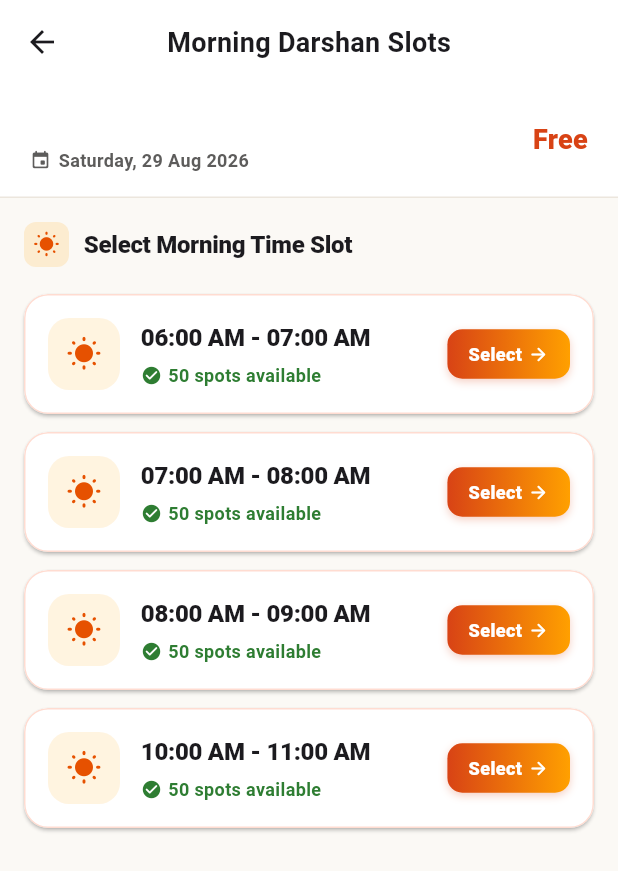
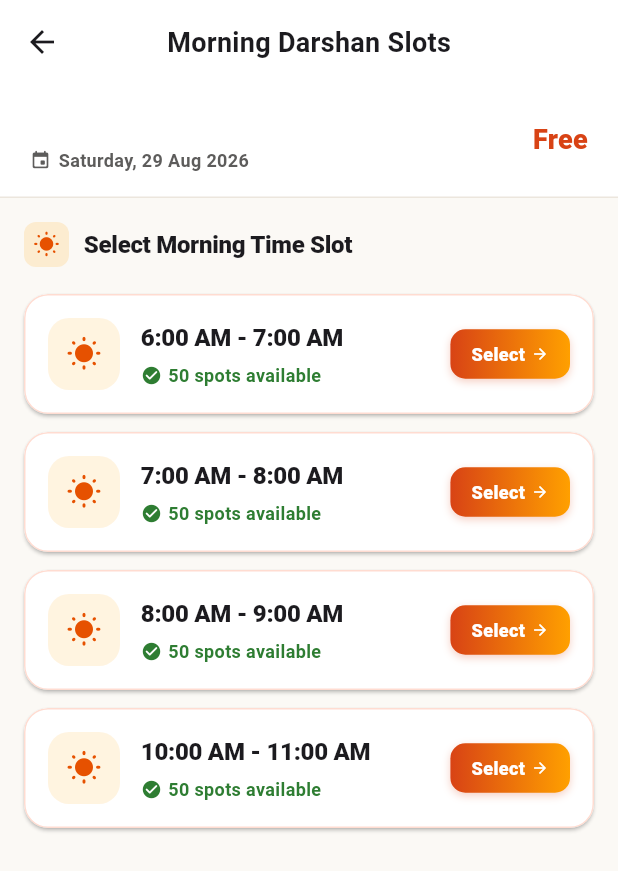
Before and after one commit to sadhvik02/Temple-darshan, a Flutter app: the SlotsScreen screen opened directly with empty values, after a tap on "Morning Darshan Slots", on a phone screen of 412 x 824 dp. Shown: the top 871 px of the screen. Run offline on Flutter 3.47's test engine with Material 3 defaults, Android fonts, the phone set to English and light mode, and no system bars; our stand-ins replace cloud_firestore, firebase_auth, firebase_core; accounts and stored records are empty.

Commit message:
feat: add slot management dashboard and implement mobile application screens and database service for booking management

```diff
--- a/mobile_app/lib/screens/main/slots_screen.dart
+++ b/mobile_app/lib/screens/main/slots_screen.dart
@@ -26,6 +26,13 @@ class _SlotsScreenState extends State<SlotsScreen> {
     _displayedMonth = DateTime(now.year, now.month, 1);
   }
 
+  static String _formatDateKey(DateTime dt) {
+    final y = dt.year.toString().padLeft(4, '0');
+    final m = dt.month.toString().padLeft(2, '0');
+    final d = dt.day.toString().padLeft(2, '0');
+    return '$y-$m-$d';
+  }
+
   static String _formatMonthYear(DateTime dt) {
     const months = [
       'January', 'February', 'March', 'April', 'May', 'June',
@@ -40,8 +47,29 @@ class _SlotsScreenState extends State<SlotsScreen> {
     return '${days[dt.weekday - 1]}, ${dt.day} ${months[dt.month - 1]} ${dt.year}';
   }
 
+  static bool isMorningSlot(String startTime) {
+    final lower = startTime.toLowerCase().trim();
+    if (lower.contains('am')) return true;
+    if (lower.contains('pm')) {
+      final match = RegExp(r'^(\d{1,2})').firstMatch(lower);
+      if (match != null) {
+        final h = int.tryParse(match.group(1)!) ?? 12;
+        return h == 12;
+      }
+      return false;
+    }
+    final match = RegExp(r'^(\d{1,2})').firstMatch(startTime);
+    if (match != null) {
+      final h = int.tryParse(match.group(1)!) ?? 9;
+      return h < 14;
+    }
+    return true;
+  }
+
   @override
   Widget build(BuildContext context) {
+    final selectedDateKey = _formatDateKey(_selectedDate);
+
     return Scaffold(
       appBar: AppBar(
         title: Text(widget.service.name),
@@ -49,6 +77,11 @@ class _SlotsScreenState extends State<SlotsScreen> {
       body: StreamBuilder<List<SlotModel>>(
         stream: DatabaseService().getActiveSlotsForService(widget.service.id),
         builder: (context, snapshot) {
+          if (snapshot.connectionState == ConnectionState.waiting) {
+            return const Center(
+              child: CircularProgressIndicator(color: AppColors.primary),
+            );
+          }
           if (snapshot.hasError) {
             return ErrorStateWidget(
               message: 'Unable to load slots from temple server.',
@@ -56,7 +89,15 @@ class _SlotsScreenState extends State<SlotsScreen> {
             );
           }
 
-          final dbSlots = snapshot.data ?? [];
+          final allSlots = snapshot.data ?? [];
+          final activeDates = allSlots.map((s) => s.date).toSet();
+
+          final dateSlots = allSlots.where((s) => s.date == selectedDateKey).toList();
+          final morningDbSlots = dateSlots.where((s) => isMorningSlot(s.startTime)).toList();
+          final eveningDbSlots = dateSlots.where((s) => !isMorningSlot(s.startTime)).toList();
+
+          final morningCount = morningDbSlots.isNotEmpty ? morningDbSlots.length : 4;
+          final eveningCount = eveningDbSlots.isNotEmpty ? eveningDbSlots.length : 2;
 
           return ListView(
             padding: const EdgeInsets.only(bottom: 30),
@@ -124,7 +165,7 @@ class _SlotsScreenState extends State<SlotsScreen> {
                       ),
                     ),
                     const SizedBox(height: 10),
-                    _buildInlineCalendarCard(),
+                    _buildInlineCalendarCard(activeDates),
                   ],
                 ),
               ),
@@ -182,7 +223,7 @@ class _SlotsScreenState extends State<SlotsScreen> {
                     // Morning Session Card
                     _buildSessionCard(
                       title: 'Morning Darshan Slots',
-                      timeRangeDesc: '06:00 AM – 11:00 AM • 4 Timings',
+                      timeRangeDesc: '06:00 AM – 11:00 AM • $morningCount Timings',
                       icon: Icons.wb_sunny_rounded,
                       iconColor: const Color(0xFFE65100),
                       bgGradient: const [Color(0xFFFFF3E0), Color(0xFFFFE0B2)],
@@ -195,7 +236,6 @@ class _SlotsScreenState extends State<SlotsScreen> {
                               service: widget.service,
                               selectedDate: _selectedDate,
                               isMorning: true,
-                              dbSlots: dbSlots,
                             ),
                           ),
                         );
@@ -207,7 +247,7 @@ class _SlotsScreenState extends State<SlotsScreen> {
                     // Evening Session Card
                     _buildSessionCard(
                       title: 'Evening Darshan Slots',
-                      timeRangeDesc: '07:00 PM – 09:00 PM • 2 Timings',
+                      timeRangeDesc: '07:00 PM – 09:00 PM • $eveningCount Timings',
                       icon: Icons.nights_stay_rounded,
                       iconColor: AppColors.primary,
                       bgGradient: [
@@ -223,7 +263,6 @@ class _SlotsScreenState extends State<SlotsScreen> {
                               service: widget.service,
                               selectedDate: _selectedDate,
                               isMorning: false,
-                              dbSlots: dbSlots,
                             ),
                           ),
                         );
@@ -239,7 +278,6 @@ class _SlotsScreenState extends State<SlotsScreen> {
     );
   }
 
-  // --- Session Card Widget ---
   Widget _buildSessionCard({
     required String title,
     required String timeRangeDesc,
@@ -352,8 +390,7 @@ class _SlotsScreenState extends State<SlotsScreen> {
     );
   }
 
-  // --- Embedded Monthly Calendar Widget ---
-  Widget _buildInlineCalendarCard() {
+  Widget _buildInlineCalendarCard(Set<String> activeDates) {
     final now = DateTime.now();
     final today = DateTime(now.year, now.month, now.day);
     final daysInMonth = DateUtils.getDaysInMonth(_displayedMonth.year, _displayedMonth.month);
@@ -375,7 +412,6 @@ class _SlotsScreenState extends State<SlotsScreen> {
       padding: const EdgeInsets.all(14.0),
       child: Column(
         children: [
-          // Month Header with Navigation Controls
           Row(
             mainAxisAlignment: MainAxisAlignment.spaceBetween,
             children: [
@@ -408,7 +444,6 @@ class _SlotsScreenState extends State<SlotsScreen> {
 
           const SizedBox(height: 6),
 
-          // Weekday Labels
           Row(
             mainAxisAlignment: MainAxisAlignment.spaceAround,
             children: const [
@@ -424,7 +459,6 @@ class _SlotsScreenState extends State<SlotsScreen> {
 
           const Divider(height: 16),
 
-          // Days Grid
           GridView.builder(
             shrinkWrap: true,
             physics: const NeverScrollableScrollPhysics(),
@@ -442,6 +476,9 @@ class _SlotsScreenState extends State<SlotsScreen> {
 
               final dayNum = index - (firstDayOfWeek - 2);
               final currentDayDate = DateTime(_displayedMonth.year, _displayedMonth.month, dayNum);
+              final dateKey = _formatDateKey(currentDayDate);
+              final hasActiveSlots = activeDates.contains(dateKey);
+
               final isPast = currentDayDate.isBefore(today);
               final isSelected = currentDayDate.year == _selectedDate.year &&
                   currentDayDate.month == _selectedDate.month &&
@@ -464,7 +501,10 @@ class _SlotsScreenState extends State<SlotsScreen> {
                     borderRadius: BorderRadius.circular(10),
                   ),
                   alignment: Alignment.center,
-                  child: Text(
+                  child: Column(
+                    mainAxisAlignment: MainAxisAlignment.center,
+                    children: [
+                      Text(
                         '$dayNum',
                         style: TextStyle(
                           fontSize: 13,
@@ -473,6 +513,19 @@ class _SlotsScreenState extends State<SlotsScreen> {
                               ? Colors.white
                               : (isPast ? AppColors.textTertiary.withValues(alpha: 0.5) : AppColors.textPrimary),
                         ),
+                      ),
+                      if (hasActiveSlots && !isSelected) ...[
+                        const SizedBox(height: 2),
+                        Container(
+                          width: 4,
+                          height: 4,
+                          decoration: const BoxDecoration(
+                            color: Color(0xFF2E7D32),
+                            shape: BoxShape.circle,
+                          ),
+                        ),
+                      ],
+                    ],
                   ),
                 ),
               );
@@ -506,32 +559,30 @@ class _WeekdayLabel extends StatelessWidget {
 }
 
 // =========================================================================
-// SCREEN 2: Specific Darshan Timing Selection Screen
+// SCREEN 2: Specific Darshan Timing Selection Screen (Live Streamed)
 // =========================================================================
 class SlotTimingScreen extends StatelessWidget {
   final ServiceModel service;
   final DateTime selectedDate;
   final bool isMorning;
-  final List<SlotModel> dbSlots;
 
   const SlotTimingScreen({
     super.key,
     required this.service,
     required this.selectedDate,
     required this.isMorning,
-    required this.dbSlots,
   });
 
-  static const List<String> _morningTimings = [
-    '06:00 AM - 07:00 AM',
-    '07:00 AM - 08:00 AM',
-    '08:00 AM - 09:00 AM',
-    '10:00 AM - 11:00 AM',
+  static const List<Map<String, String>> _defaultMorningTimings = [
+    {'start': '06:00', 'end': '07:00'},
+    {'start': '07:00', 'end': '08:00'},
+    {'start': '08:00', 'end': '09:00'},
+    {'start': '10:00', 'end': '11:00'},
   ];
 
-  static const List<String> _eveningTimings = [
-    '07:00 PM - 08:00 PM',
-    '08:00 PM - 09:00 PM',
+  static const List<Map<String, String>> _defaultEveningTimings = [
+    {'start': '19:00', 'end': '20:00'},
+    {'start': '20:00', 'end': '21:00'},
   ];
 
   static String _formatDateKey(DateTime dt) {
@@ -547,27 +598,72 @@ class SlotTimingScreen extends StatelessWidget {
     return '${days[dt.weekday - 1]}, ${dt.day} ${months[dt.month - 1]} ${dt.year}';
   }
 
-  SlotModel _resolveSlot({required String timeRange, required String dateKey}) {
-    for (final s in dbSlots) {
-      if (s.date == dateKey && (s.timeRange == timeRange || s.timeRange.replaceAll(' ', '') == timeRange.replaceAll(' ', ''))) {
-        return s;
+  static String _formatTimeForDisplay(String time) {
+    final trimmed = time.trim();
+    if (trimmed.toLowerCase().contains('am') || trimmed.toLowerCase().contains('pm')) {
+      return trimmed;
     }
+    try {
+      final parts = trimmed.split(':');
+      if (parts.isNotEmpty) {
+        int h = int.parse(parts[0]);
+        int m = parts.length > 1 ? int.parse(parts[1]) : 0;
+        final period = h >= 12 ? 'PM' : 'AM';
+        final displayH = h % 12 == 0 ? 12 : h % 12;
+        final displayM = m.toString().padLeft(2, '0');
+        return '$displayH:$displayM $period';
+      }
+    } catch (_) {}
+    return trimmed;
   }
 
-    for (final s in dbSlots) {
-      if (s.date == dateKey) {
-        final dbStart = s.timeRange.split('-').first.trim().toLowerCase();
-        final reqStart = timeRange.split('-').first.trim().toLowerCase();
-        if (dbStart == reqStart || reqStart.contains(dbStart) || dbStart.contains(reqStart)) {
-          return s;
-        }
-      }
+  static String _formatSlotRange(SlotModel slot) {
+    final start = _formatTimeForDisplay(slot.startTime);
+    final end = _formatTimeForDisplay(slot.endTime);
+    return '$start - $end';
   }
 
-    final parts = timeRange.split('-');
-    final start = parts.first.trim();
-    final end = parts.length > 1 ? parts.last.trim() : '';
-    final safeId = 'auto_${service.id}_${dateKey}_${timeRange.replaceAll(RegExp(r'[^a-zA-Z0-9]'), '')}';
+  @override
+  Widget build(BuildContext context) {
+    final dateKey = _formatDateKey(selectedDate);
+
+    return Scaffold(
+      appBar: AppBar(
+        title: Text(isMorning ? 'Morning Darshan Slots' : 'Evening Darshan Slots'),
+      ),
+      body: StreamBuilder<List<SlotModel>>(
+        stream: DatabaseService().getActiveSlotsForService(service.id),
+        builder: (context, snapshot) {
+          if (snapshot.connectionState == ConnectionState.waiting) {
+            return const Center(
+              child: CircularProgressIndicator(color: AppColors.primary),
+            );
+          }
+          if (snapshot.hasError) {
+            return ErrorStateWidget(
+              message: 'Unable to load slots for this service.',
+              onRetry: () {},
+            );
+          }
+
+          final allSlots = snapshot.data ?? [];
+          final dateSlots = allSlots.where((s) => s.date == dateKey).toList();
+          final effectiveSessionSlots = isMorning
+              ? dateSlots.where((s) => _SlotsScreenState.isMorningSlot(s.startTime)).toList()
+              : dateSlots.where((s) => !_SlotsScreenState.isMorningSlot(s.startTime)).toList();
+
+          List<SlotModel> displaySlots;
+
+          if (effectiveSessionSlots.isNotEmpty) {
+            // Live Admin-configured slots for this date
+            displaySlots = effectiveSessionSlots;
+          } else {
+            // Defaults
+            final defaults = isMorning ? _defaultMorningTimings : _defaultEveningTimings;
+            displaySlots = defaults.map((d) {
+              final start = d['start']!;
+              final end = d['end']!;
+              final safeId = 'auto_${service.id}_${dateKey}_${start.replaceAll(':', '')}${end.replaceAll(':', '')}';
               return SlotModel(
                 id: safeId,
                 serviceId: service.id,
@@ -578,18 +674,10 @@ class SlotTimingScreen extends StatelessWidget {
                 bookedCount: 0,
                 isActive: true,
               );
+            }).toList();
           }
 
-  @override
-  Widget build(BuildContext context) {
-    final dateKey = _formatDateKey(selectedDate);
-    final timings = isMorning ? _morningTimings : _eveningTimings;
-
-    return Scaffold(
-      appBar: AppBar(
-        title: Text(isMorning ? 'Morning Darshan Slots' : 'Evening Darshan Slots'),
-      ),
-      body: ListView(
+          return ListView(
             padding: const EdgeInsets.only(bottom: 36),
             children: [
               // Header Date Summary Banner
@@ -669,10 +757,10 @@ class SlotTimingScreen extends StatelessWidget {
 
               const SizedBox(height: 12),
 
-          // Slot Cards
-          ...timings.map((timeRange) {
-            final slot = _resolveSlot(timeRange: timeRange, dateKey: dateKey);
+              // Live Slot Cards
+              ...displaySlots.map((slot) {
                 final isFull = slot.isFull;
+                final formattedRange = _formatSlotRange(slot);
 
                 return Padding(
                   padding: const EdgeInsets.symmetric(horizontal: 16.0, vertical: 6.0),
@@ -728,7 +816,7 @@ class SlotTimingScreen extends StatelessWidget {
                                 crossAxisAlignment: CrossAxisAlignment.start,
                                 children: [
                                   Text(
-                                slot.timeRange,
+                                    formattedRange,
                                     style: TextStyle(
                                       fontSize: 16,
                                       fontWeight: FontWeight.w800,
@@ -788,7 +876,7 @@ class SlotTimingScreen extends StatelessWidget {
                                       ),
                                     ),
                                     SizedBox(width: 4),
-                                Icon(Icons.arrow_forward_rounded, size: 14, color: Colors.white),
+                                    Icon(Icons.arrow_forward_rounded, size: 12, color: Colors.white),
                                   ],
                                 ),
                               ),
@@ -800,6 +888,8 @@ class SlotTimingScreen extends StatelessWidget {
                 );
               }),
             ],
+          );
+        },
       ),
     );
   }
--- a/mobile_app/lib/screens/main/temple_info_screen.dart
+++ b/mobile_app/lib/screens/main/temple_info_screen.dart
@@ -18,8 +18,8 @@ class _TempleInfoScreenState extends State<TempleInfoScreen> {
   @override
   Widget build(BuildContext context) {
     return Scaffold(
-      body: FutureBuilder<TempleInfoModel?>(
-        future: DatabaseService().getTempleInfo(),
+      body: StreamBuilder<TempleInfoModel?>(
+        stream: DatabaseService().getTempleInfoStream(),
         builder: (context, snapshot) {
           if (snapshot.connectionState == ConnectionState.waiting) {
             return const Center(
```
Also changed, not shown: mobile_app/lib/screens/main/home_screen.dart (+46 -61 lines), mobile_app/lib/screens/root_wrapper.dart (+0 -7 lines), mobile_app/lib/services/database_service.dart (+9 -0 lines), 1 other file. Lines whose indentation alone changed are shown as unchanged.
